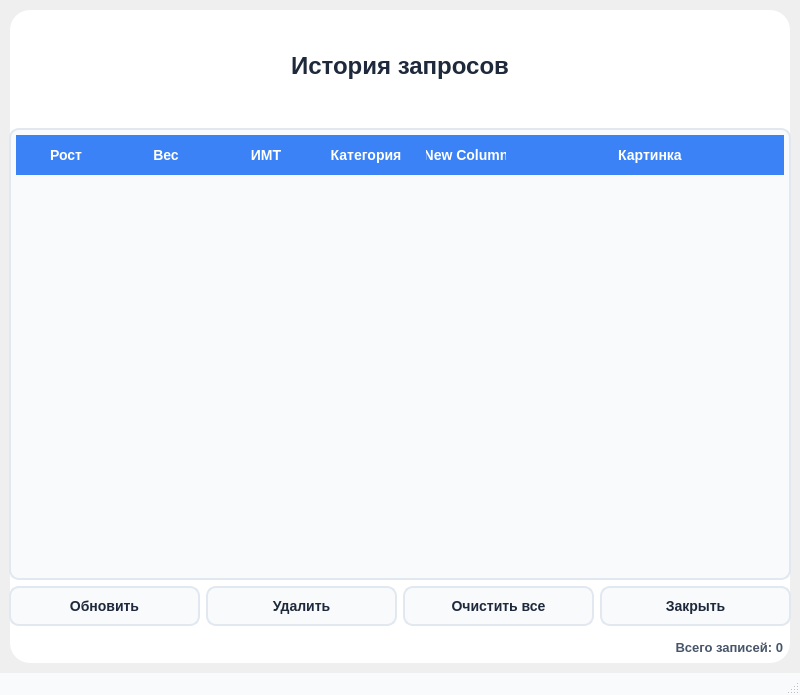
Old version of the form history.ui in the repository Danilius007/BMIcalculator.
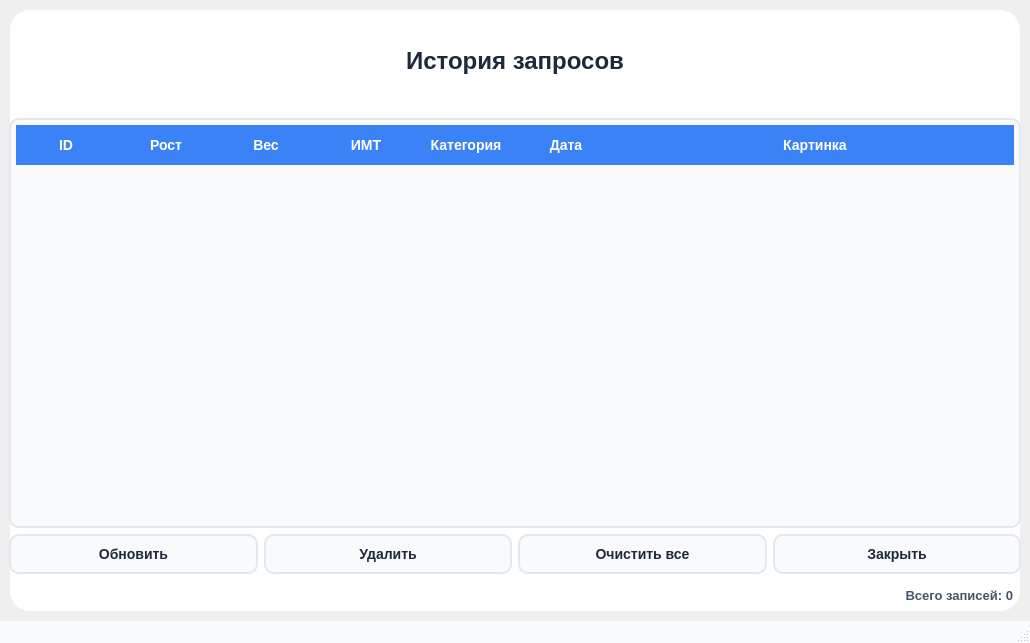
New version of the form.

Commit message: feat: add working history window with database integration and minor UI fixes

```diff
--- a/history.ui
+++ b/history.ui
@@ -6,8 +6,8 @@
    <rect>
     <x>0</x>
     <y>0</y>
-    <width>800</width>
-    <height>695</height>
+    <width>1030</width>
+    <height>643</height>
    </rect>
   </property>
   <property name="minimumSize">
@@ -133,11 +133,16 @@
          <enum>QAbstractItemView::SelectRows</enum>
         </property>
         <property name="columnCount">
-         <number>6</number>
+         <number>7</number>
         </property>
         <attribute name="horizontalHeaderStretchLastSection">
          <bool>true</bool>
         </attribute>
+        <column>
+         <property name="text">
+          <string>ID</string>
+         </property>
+        </column>
         <column>
          <property name="text">
           <string>Рост</string>
@@ -160,7 +165,7 @@
         </column>
         <column>
          <property name="text">
-          <string>New Column</string>
+          <string>Дата</string>
          </property>
         </column>
         <column>
```
The commit also changes 3 other files.
